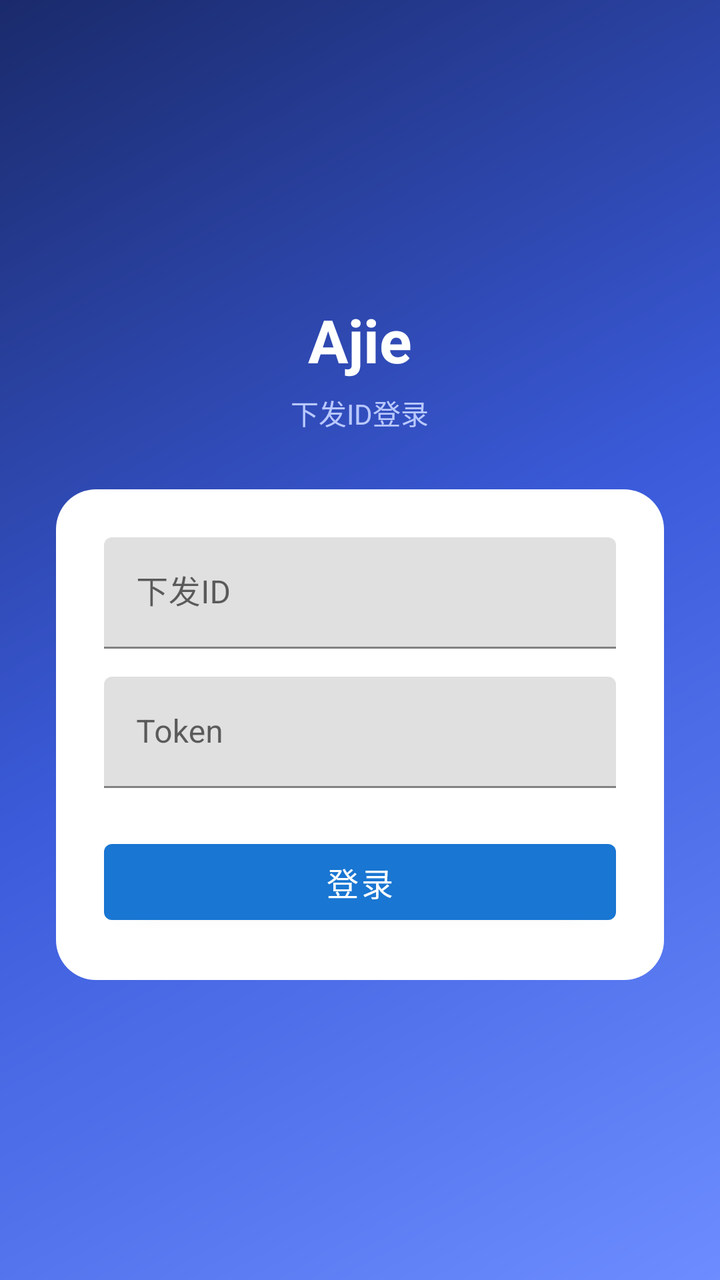
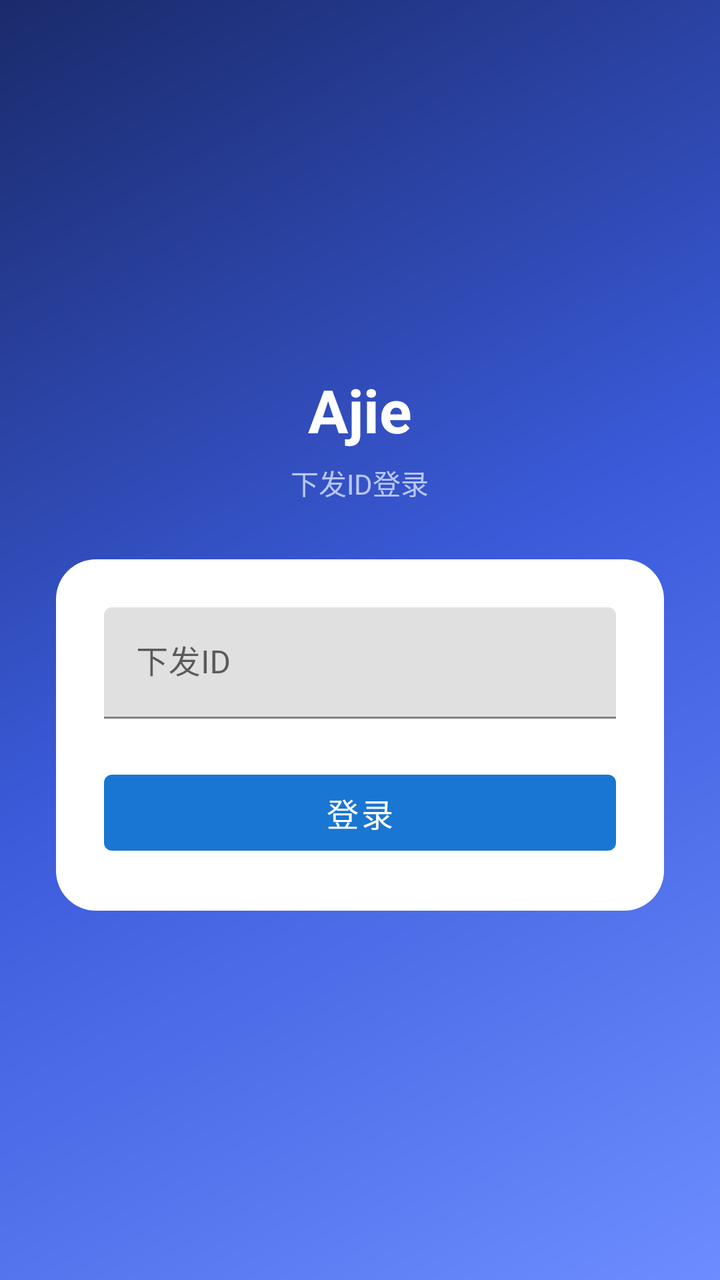

Before-and-after screenshots of an Android layout around one commit, followed by the original layout XML and the change that was made.
<!-- AndroidManifest.xml: activity theme Theme.TaskHelper -->
<!-- res/layout/activity_login.xml -->
<?xml version="1.0" encoding="utf-8"?>
<LinearLayout xmlns:android="http://schemas.android.com/apk/res/android"
    android:layout_width="match_parent"
    android:layout_height="match_parent"
    android:background="@drawable/bg_login"
    android:gravity="center"
    android:orientation="vertical"
    android:padding="28dp">

    <TextView
        android:layout_width="wrap_content"
        android:layout_height="wrap_content"
        android:text="Ajie"
        android:textColor="#FFFFFF"
        android:textSize="30sp"
        android:textStyle="bold" />

    <TextView
        android:layout_width="wrap_content"
        android:layout_height="wrap_content"
        android:layout_marginTop="6dp"
        android:layout_marginBottom="28dp"
        android:text="下发ID登录"
        android:textColor="#B9C8FF"
        android:textSize="14sp" />

    <LinearLayout
        android:layout_width="match_parent"
        android:layout_height="wrap_content"
        android:background="@drawable/bg_login_card"
        android:orientation="vertical"
        android:padding="24dp">

        <com.google.android.material.textfield.TextInputLayout
            android:layout_width="match_parent"
            android:layout_height="wrap_content"
            android:layout_marginBottom="14dp"
            android:hint="下发ID">

            <com.google.android.material.textfield.TextInputEditText
                android:id="@+id/et_username"
                android:layout_width="match_parent"
                android:layout_height="wrap_content"
                android:inputType="text" />
        </com.google.android.material.textfield.TextInputLayout>

        <com.google.android.material.textfield.TextInputLayout
            android:layout_width="match_parent"
            android:layout_height="wrap_content"
            android:layout_marginBottom="22dp"
            android:hint="Token">

            <com.google.android.material.textfield.TextInputEditText
                android:id="@+id/et_password"
                android:layout_width="match_parent"
                android:layout_height="wrap_content"
                android:inputType="text" />
        </com.google.android.material.textfield.TextInputLayout>

        <com.google.android.material.button.MaterialButton
            android:id="@+id/btn_login"
            android:layout_width="match_parent"
            android:layout_height="50dp"
            android:text="登录"
            android:textSize="16sp" />
    </LinearLayout>

</LinearLayout>
<!-- resources referenced by this layout -->
<resources>
  <!-- drawable bg_login (drawable) -->
  <?xml version="1.0" encoding="utf-8"?>
  <shape xmlns:android="http://schemas.android.com/apk/res/android"
      android:shape="rectangle">
      <gradient
          android:angle="135"
          android:startColor="#6C8CFF"
          android:centerColor="#3B5BDB"
          android:endColor="#1A2A6B"
          android:type="linear" />
  </shape>
  <!-- drawable bg_login_card (drawable) -->
  <?xml version="1.0" encoding="utf-8"?>
  <shape xmlns:android="http://schemas.android.com/apk/res/android"
      android:shape="rectangle">
      <solid android:color="#FFFFFF" />
      <corners android:radius="20dp" />
  </shape>
  <style name="Theme.TaskHelper" parent="Theme.MaterialComponents.Light.NoActionBar">
          <item name="colorPrimary">#1976D2</item>
          <item name="colorPrimaryVariant">#1565C0</item>
          <item name="colorOnPrimary">#FFFFFF</item>
          <item name="colorSecondary">#26A69A</item>
          <item name="colorSecondaryVariant">#00897B</item>
          <item name="colorOnSecondary">#FFFFFF</item>
          <item name="android:statusBarColor">#1565C0</item>
      </style>
</resources>

<!-- the commit's change to res/layout/activity_login.xml (unified diff, before → after) -->
@@ -34,24 +34,11 @@
         <com.google.android.material.textfield.TextInputLayout
             android:layout_width="match_parent"
             android:layout_height="wrap_content"
-            android:layout_marginBottom="14dp"
+            android:layout_marginBottom="22dp"
             android:hint="下发ID">
 
             <com.google.android.material.textfield.TextInputEditText
                 android:id="@+id/et_username"
-                android:layout_width="match_parent"
-                android:layout_height="wrap_content"
-                android:inputType="text" />
-        </com.google.android.material.textfield.TextInputLayout>
-
-        <com.google.android.material.textfield.TextInputLayout
-            android:layout_width="match_parent"
-            android:layout_height="wrap_content"
-            android:layout_marginBottom="22dp"
-            android:hint="Token">
-
-            <com.google.android.material.textfield.TextInputEditText
-                android:id="@+id/et_password"
                 android:layout_width="match_parent"
                 android:layout_height="wrap_content"
                 android:inputType="text" />
